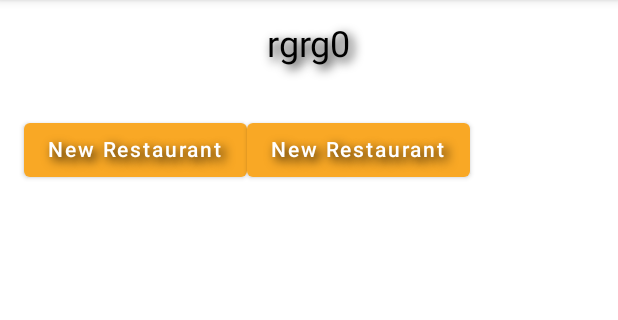
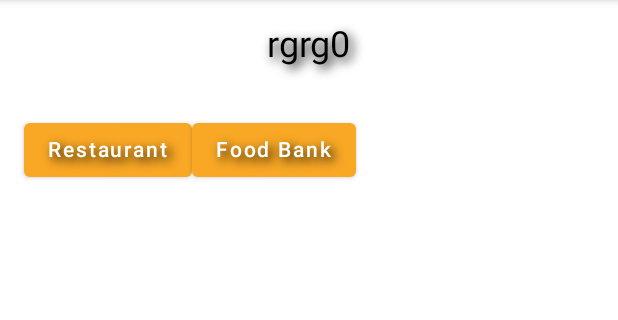
Before and after one commit to Andrewpling/Leftovers, an Android app built with Jetpack Compose: the screen it shows after launch (MainActivity), on a phone screen of 412 x 824 dp, the part 84-404 px from its top. Run offline under Robolectric (Android 15) with nearby library versions, the phone set to English and light mode, and no system bars; our stand-ins replace Room's generated code.

Commit message:
Nav fixes

```diff
--- a/app/src/main/java/com/example/leftovers/ui/homescreen/HomeScreenView.kt
+++ b/app/src/main/java/com/example/leftovers/ui/homescreen/HomeScreenView.kt
@@ -11,8 +11,10 @@ import androidx.compose.ui.Modifier
 import androidx.compose.ui.unit.dp
 import androidx.compose.ui.unit.sp
 import androidx.lifecycle.viewmodel.compose.viewModel
+import androidx.navigation.NavHostController
 import androidx.navigation.compose.rememberNavController
 import com.example.leftovers.model.Restaurant
+import com.example.leftovers.ui.landingpage.LandingPageViewModel
 import com.example.leftovers.ui.nav.LeftoversNavGraph
 import com.example.leftovers.ui.nav.Routes
 import com.example.leftovers.ui.theme.PrimaryTextColor
@@ -22,10 +24,10 @@ import java.time.format.TextStyle
 @ExperimentalComposeUiApi
 @Composable
 fun HomeScreenView(
-//    vm: NewRestaurantViewModel = viewModel(),
+  //  vm: LandingPageViewModel = viewModel(),
+    nav: NavHostController
 //    onAddRestaurant: (Restaurant) -> Unit
 ) {
-    val nav = rememberNavController()
     Column(
         modifier = Modifier.fillMaxWidth()
     ) {
@@ -43,21 +45,25 @@ fun HomeScreenView(
         ){
             Button(
                 onClick = {
-                    nav.navigate(Routes.NewRestaurant.route) {
+                    //vm.setUserMode("restaurant")
+                    nav.navigate(Routes.LandingPage.route) {
                         popUpTo(Routes.HomeScreen.route)
                     }
+
                 }
             ) {
-                Text("New Restaurant")
+                Text("Restaurant")
             }
             Button(
                 onClick = {
-                    nav.navigate(Routes.NewRestaurant.route) {
+                    //vm.setUserMode("foodBank")
+                    nav.navigate(Routes.LandingPage.route) {
                         popUpTo(Routes.HomeScreen.route)
                     }
+
                 }
             ) {
-                Text("New Restaurant")
+                Text("Food Bank")
             }
         }
     }
--- a/app/src/main/java/com/example/leftovers/ui/nav/LeftoversNavGraph.kt
+++ b/app/src/main/java/com/example/leftovers/ui/nav/LeftoversNavGraph.kt
@@ -11,6 +11,7 @@ import androidx.navigation.compose.NavHost
 import androidx.navigation.compose.composable
 import androidx.navigation.compose.rememberNavController
 import com.example.leftovers.ui.homescreen.HomeScreenView
+import com.example.leftovers.ui.landingpage.LandingPageView
 import com.example.leftovers.ui.newrestaurant.NewRestaurantView
 import com.example.leftovers.ui.newrestaurant.NewRestaurantViewModel
 import com.example.leftovers.ui.restaurantList.RestaurantListView
@@ -28,7 +29,7 @@ fun LeftoversNavGraph(
         startDestination = Routes.HomeScreen.route,
     ){
         composable(Routes.HomeScreen.route){
-            HomeScreenView()
+            HomeScreenView(navController)
         }
         composable(Routes.RestaurantList.route) {
             RestaurantListScreen(vm)
@@ -42,6 +43,9 @@ fun LeftoversNavGraph(
 //                    navController.navigate(Routes.RestaurantList.route)
                 }
             )
+        }
+        composable(Routes.LandingPage.route){
+            LandingPageView()
         }
     }
 }
--- a/app/src/main/java/com/example/leftovers/ui/nav/Routes.kt
+++ b/app/src/main/java/com/example/leftovers/ui/nav/Routes.kt
@@ -4,4 +4,5 @@ sealed class Routes(val route: String) {
     object RestaurantList: Routes("restaurantlist")
     object NewRestaurant: Routes("newRestaurant")
     object HomeScreen: Routes("homescreen")
+    object LandingPage: Routes("landingpage")
 }
```
Also changed, not shown: app/src/main/java/com/example/leftovers/ui/landingpage/LandingPageView.kt (added, +20 -0 lines), app/src/main/java/com/example/leftovers/ui/landingpage/LandingPageViewModel.kt (added, +16 -0 lines).
